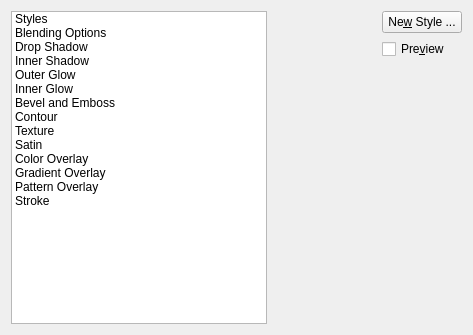
Qt form krita/ui/layerstyles/wdglayerstyles.ui (KDE/krita) before a commit.
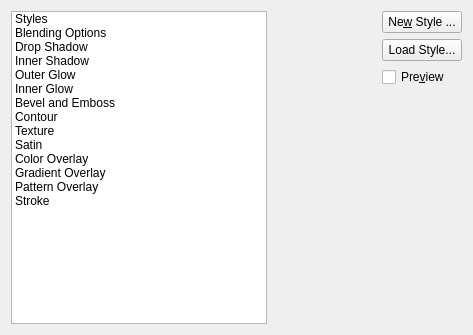
The same form after that commit.

Commit message:
Added a button to load an ASL style into a layer!
It even works, but sometimes crashes a bit :)

```diff
--- a/krita/ui/layerstyles/wdglayerstyles.ui
+++ b/krita/ui/layerstyles/wdglayerstyles.ui
@@ -136,6 +136,13 @@
        </property>
       </widget>
      </item>
+     <item>
+      <widget class="QPushButton" name="btnLoadStyle">
+       <property name="text">
+        <string>Load Style...</string>
+       </property>
+      </widget>
+     </item>
      <item>
       <widget class="QCheckBox" name="chkPreview">
        <property name="text">
```
The commit also changes 8 other files.
